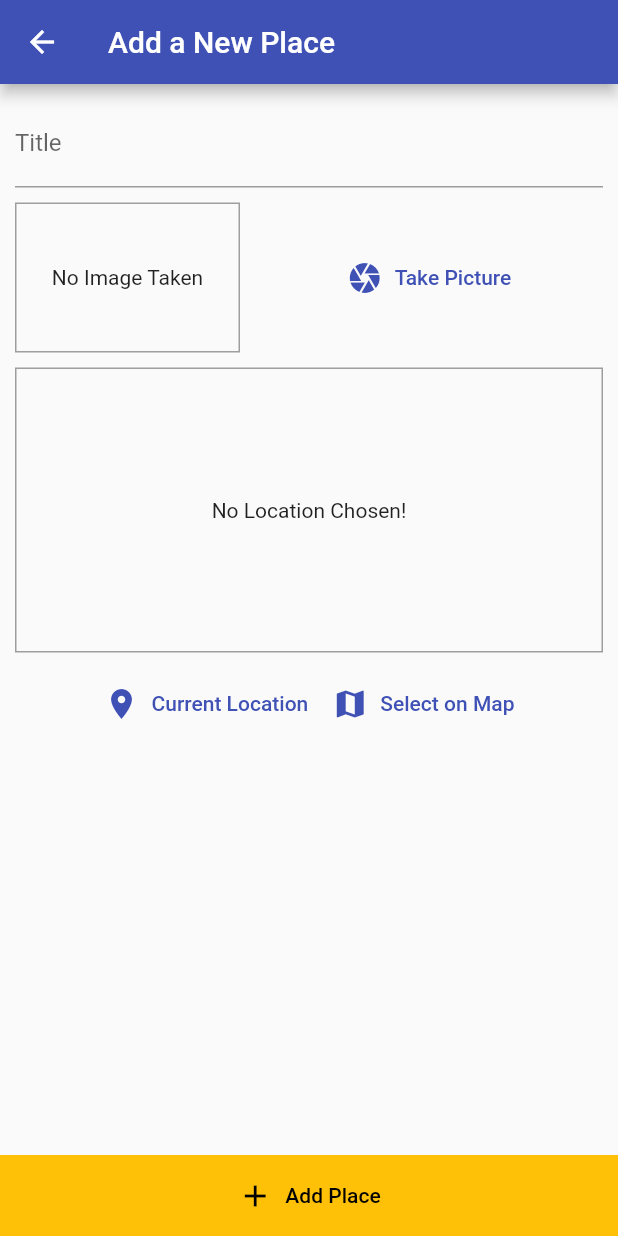
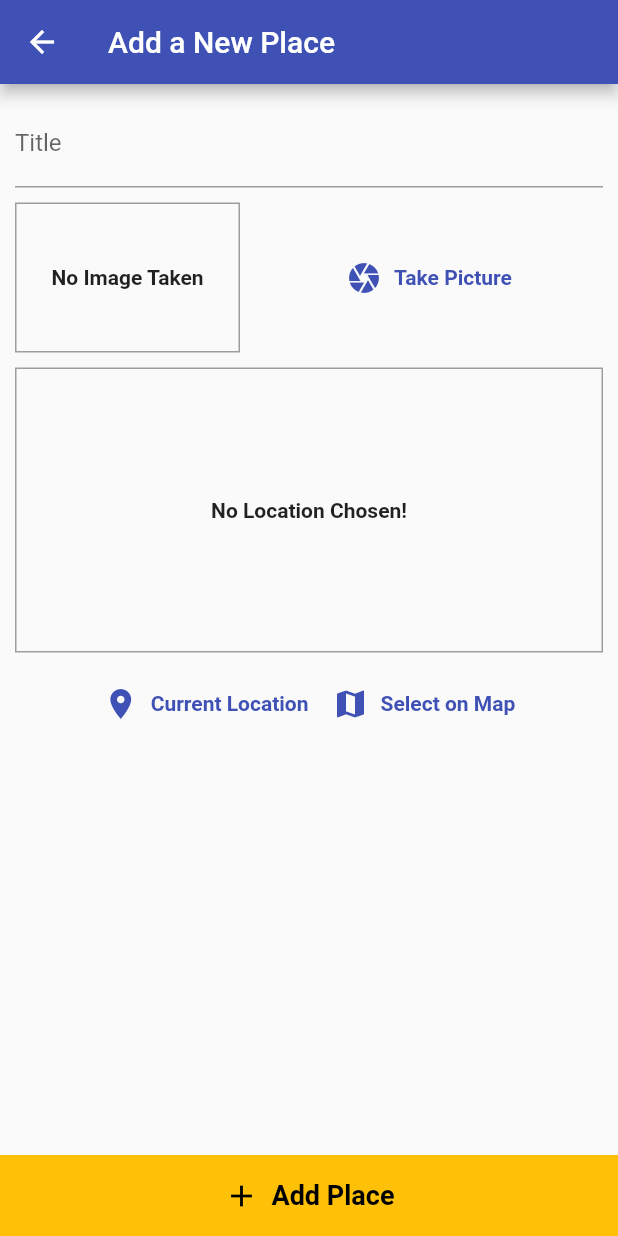
Before and after one commit to rajput-hemant/great-places, a Flutter app: the screen it shows after launch, after a tap on the "add" icon, on a phone screen of 412 x 824 dp. Run offline on Flutter 3.47's test engine with Material 2 defaults, Android fonts, the phone set to English and light mode, and no system bars; our stand-ins replace flutter_map, image_picker, latlong2, location, sqflite; accounts and stored records are empty.

Commit message:
minor improvements
Signed-off-by: rajput-hemant <hemant.rajput_cs20@gla.ac.in>

```diff
--- a/lib/models/place.dart
+++ b/lib/models/place.dart
@@ -5,7 +5,7 @@ class Place {
   final File image;
   final PlaceLocation? location;
 
-  Place({
+  const Place({
     required this.id,
     required this.title,
     required this.image,
@@ -17,7 +17,7 @@ class PlaceLocation {
   final double latitude, longitude;
   final String? address;
 
-  PlaceLocation({
+  const PlaceLocation({
     required this.latitude,
     required this.longitude,
     this.address,
--- a/lib/screens/add_place_screen.dart
+++ b/lib/screens/add_place_screen.dart
@@ -66,7 +66,10 @@ class _AddPlaceScreenState extends State<AddPlaceScreen> {
           ElevatedButton.icon(
             onPressed: _savePlace,
             icon: const Icon(Icons.add),
-            label: const Text('Add Place'),
+            label: const Text(
+              'Add Place',
+              style: TextStyle(fontWeight: FontWeight.bold, fontSize: 18),
+            ),
             style: ElevatedButton.styleFrom(
               elevation: 0,
               padding: const EdgeInsets.all(15),
--- a/lib/screens/places_list_screen.dart
+++ b/lib/screens/places_list_screen.dart
@@ -11,7 +11,17 @@ class PlacesListScreen extends StatelessWidget {
   @override
   Widget build(BuildContext context) {
     return Scaffold(
-      appBar: AppBar(title: const Text('Great Places')),
+      appBar: AppBar(
+        title: Row(children: [
+          Image.asset(
+            'assets/images/marker.png',
+            height: 40,
+            width: 40,
+          ),
+          const SizedBox(width: 10),
+          const Text('Great Places'),
+        ]),
+      ),
       floatingActionButton: FloatingActionButton(
         child: const Icon(Icons.add),
         onPressed: () => Navigator.pushNamed(context, AddPlaceScreen.routeName),
@@ -19,8 +29,8 @@ class PlacesListScreen extends StatelessWidget {
       body: FutureBuilder(
         future: Provider.of<GreatPlaces>(context, listen: false)
             .fetchAndSetPlaces(),
-        builder: (context, snapshot) => snapshot.connectionState ==
-                ConnectionState.waiting
+        builder: (context, snapshot) =>
+            snapshot.connectionState == ConnectionState.waiting
                 ? const Center(child: CircularProgressIndicator())
                 : Consumer<GreatPlaces>(
                     builder: (context, greatPlaces, child) =>
@@ -28,18 +38,28 @@ class PlacesListScreen extends StatelessWidget {
                             ? child!
                             : ListView.builder(
                                 itemCount: greatPlaces.items.length,
-                            itemBuilder: (context, i) => ListTile(
+                                itemBuilder: (context, i) => Card(
+                                  elevation: 5,
+                                  shadowColor: Colors.grey,
+                                  margin: const EdgeInsets.symmetric(
+                                      horizontal: 10, vertical: 5),
+                                  shape: RoundedRectangleBorder(
+                                      borderRadius: BorderRadius.circular(10)),
+                                  child: ListTile(
                                     leading: CircleAvatar(
                                       backgroundImage:
                                           FileImage(greatPlaces.items[i].image),
                                     ),
                                     title: Text(greatPlaces.items[i].title),
-                              subtitle:
-                                  Text(greatPlaces.items[i].location!.address!),
+                                    subtitle: Text(
+                                      greatPlaces.items[i].location!.address!,
+                                      overflow: TextOverflow.ellipsis,
+                                    ),
                                     onTap: () => Navigator.pushNamed(
                                       context,
                                       PlaceDetailScreen.routeName,
                                       arguments: greatPlaces.items[i].id,
+                                    ),
                                   ),
                                 ),
                               ),
--- a/lib/widgets/image_input.dart
+++ b/lib/widgets/image_input.dart
@@ -54,13 +54,17 @@ class _ImageInputState extends State<ImageInput> {
               : const Text(
                   'No Image Taken',
                   textAlign: TextAlign.center,
+                  style: TextStyle(fontWeight: FontWeight.bold),
                 ),
         ),
         const SizedBox(width: 10),
         Expanded(
           child: TextButton.icon(
             icon: const Icon(Icons.camera),
-            label: const Text('Take Picture'),
+            label: const Text(
+              'Take Picture',
+              style: TextStyle(fontWeight: FontWeight.bold),
+            ),
             onPressed: _takePicture,
           ),
         ),
--- a/lib/widgets/location_input.dart
+++ b/lib/widgets/location_input.dart
@@ -73,6 +73,7 @@ class _LocationInputState extends State<LocationInput> {
               const Text(
                 'No Location Chosen!',
                 textAlign: TextAlign.center,
+                style: TextStyle(fontWeight: FontWeight.bold),
               ),
         ),
         const SizedBox(height: 10),
@@ -82,12 +83,18 @@ class _LocationInputState extends State<LocationInput> {
             TextButton.icon(
               onPressed: _getCurrentUserLocation,
               icon: const Icon(Icons.location_on),
-              label: const Text('Current Location'),
+              label: const Text(
+                'Current Location',
+                style: TextStyle(fontWeight: FontWeight.bold),
+              ),
             ),
             TextButton.icon(
               onPressed: _selectOnMap,
               icon: const Icon(Icons.map),
-              label: const Text('Select on Map'),
+              label: const Text(
+                'Select on Map',
+                style: TextStyle(fontWeight: FontWeight.bold),
+              ),
             ),
           ],
         ),
```
Also changed, not shown: lib/screens/place_detail_screen.dart (+8 -4 lines). Lines whose indentation alone changed are shown as unchanged.
